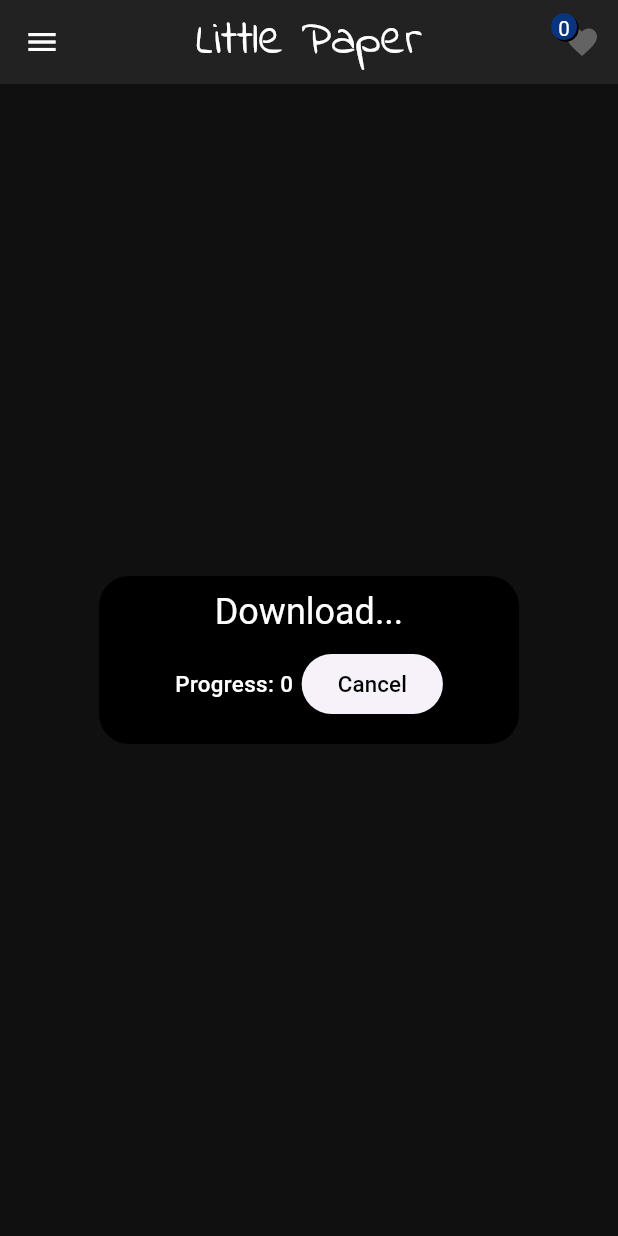
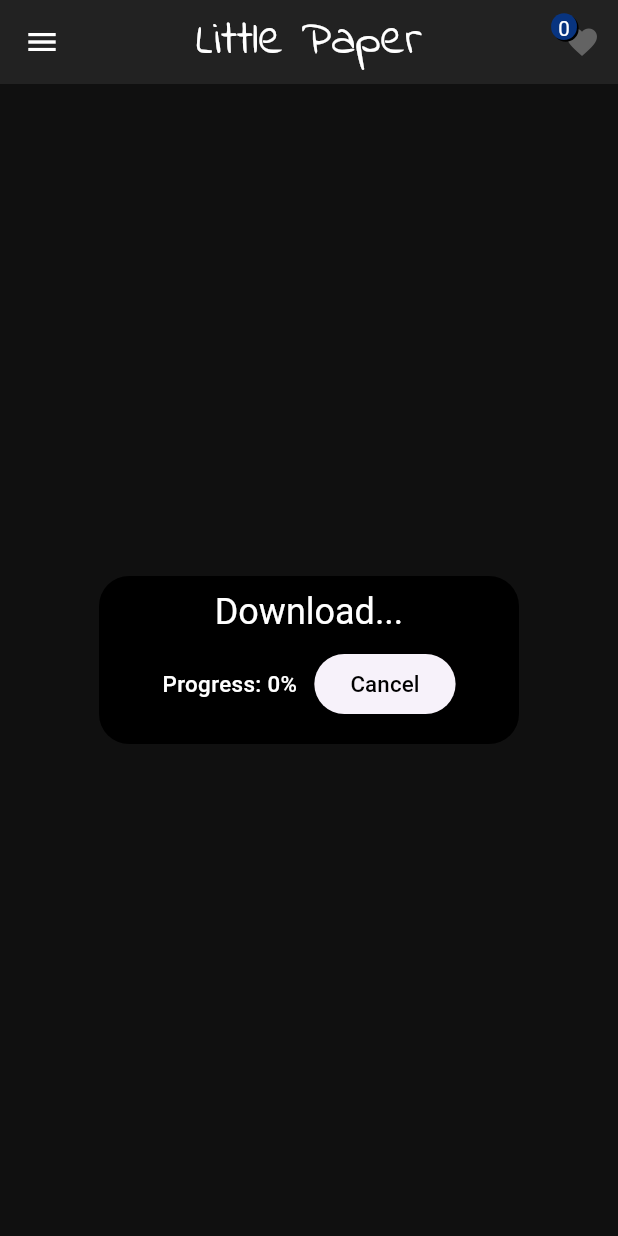
Before and after one commit to DaDaDaTheoryNow/Little-Paper, a Flutter app: what getWallpaperDialogDownloadProgress() shows on an empty page, opened directly, on a phone screen of 412 x 824 dp. Run offline on Flutter 3.47's test engine with Material 2 defaults, Android fonts, the phone set to English and light mode, and no system bars; our stand-ins replace cached_network_image, connectivity_plus, dio, flutter_cache_manager, flutter_screenutil, get and 3 more; accounts and stored records are empty; network calls fail; statements that could not run were skipped.

Commit message:
fix bugs

```diff
--- a/lib/common/services/getx_service/little_paper_service.dart
+++ b/lib/common/services/getx_service/little_paper_service.dart
@@ -15,7 +15,7 @@ class LittlePaperService extends GetxService {
   }
 
   void resetDonwloadWallpaperImageProgress() {
-    Get.back();
+    Get.close(1);
     Get.find<WallpaperController>().state.downloadProgress = 0;
   }
 }
--- a/lib/pages/wallpaper/view/wallpaper_page.dart
+++ b/lib/pages/wallpaper/view/wallpaper_page.dart
@@ -32,7 +32,7 @@ class WallpaperPage extends GetView<WallpaperController> {
               child: Align(
                 alignment: Alignment.bottomCenter,
                 child: DownloadButton(() => controller.handleSetWallpaper(),
-                    decoration: true), // need logic
+                    decoration: true),
               ),
             ),
           ],
--- a/lib/pages/wallpaper/view/widgets/get_dialog_download_progress.dart
+++ b/lib/pages/wallpaper/view/widgets/get_dialog_download_progress.dart
@@ -5,6 +5,9 @@ import 'package:little_paper/pages/wallpaper/controller.dart';
 
 getWallpaperDialogDownloadProgress({required Function() cancelFunction}) {
   return Get.defaultDialog(
+      onWillPop: () async {
+        return Future.value(false);
+      },
       backgroundColor: Colors.black,
       title: "Download...",
       barrierDismissible: false,
@@ -17,7 +20,7 @@ getWallpaperDialogDownloadProgress({required Function() cancelFunction}) {
         children: [
           GetBuilder<WallpaperController>(builder: (controller) {
             return Obx(
-                () => Text("Progress: ${controller.state.downloadProgress}",
+                () => Text("Progress: ${controller.state.downloadProgress}%",
                     textAlign: TextAlign.center,
                     style: TextStyle(
                       color: Colors.white,
@@ -26,7 +29,7 @@ getWallpaperDialogDownloadProgress({required Function() cancelFunction}) {
                     )));
           }),
           SizedBox(
-            width: 5.w,
+            width: 10.w,
           ),
           ElevatedButton(
               onPressed: cancelFunction,
--- a/pubspec.yaml
+++ b/pubspec.yaml
@@ -47,8 +47,7 @@ dependencies:
   liquid_pull_to_refresh: ^3.0.1
   url_launcher: ^6.1.12
   path_provider: ^2.0.15
-  image_gallery_saver: ^2.0.3
-  permission_handler: ^10.4.3
+  image_gallery_saver: ^2.0.3 # rewrite with native
 
 dev_dependencies:
   flutter_test:
```
Also changed, not shown: lib/common/services/wallpaper/wallpaper_service.dart (+11 -2 lines), lib/pages/wallpaper/controller.dart (+10 -13 lines), pubspec.lock, 1 other file.
